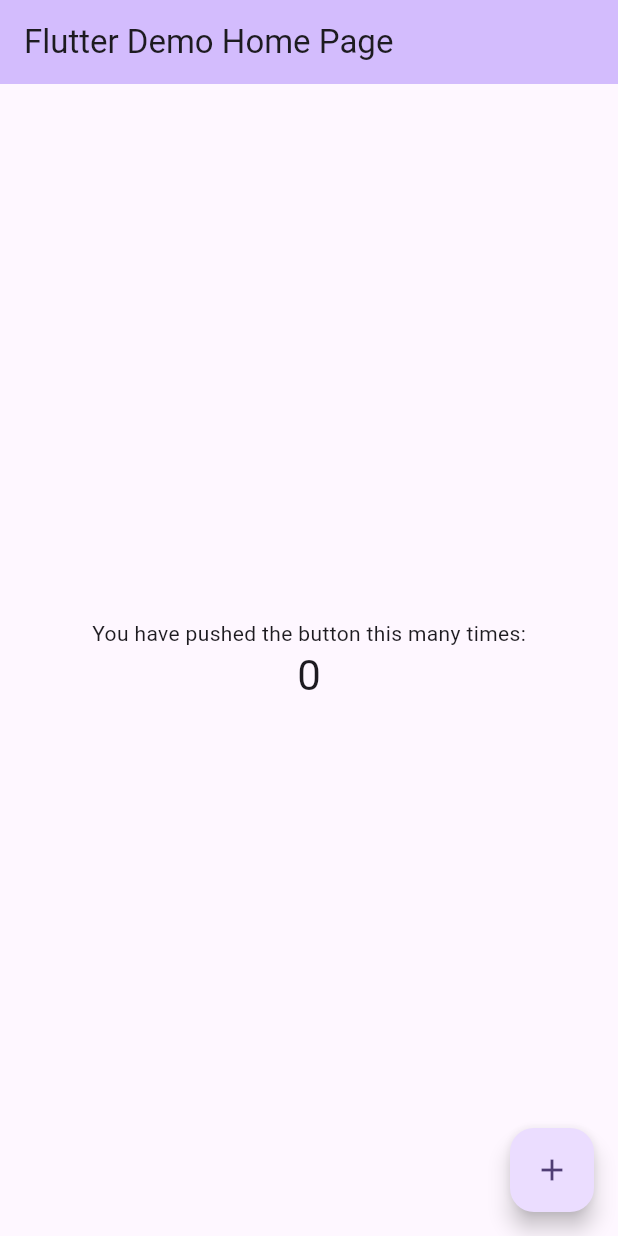
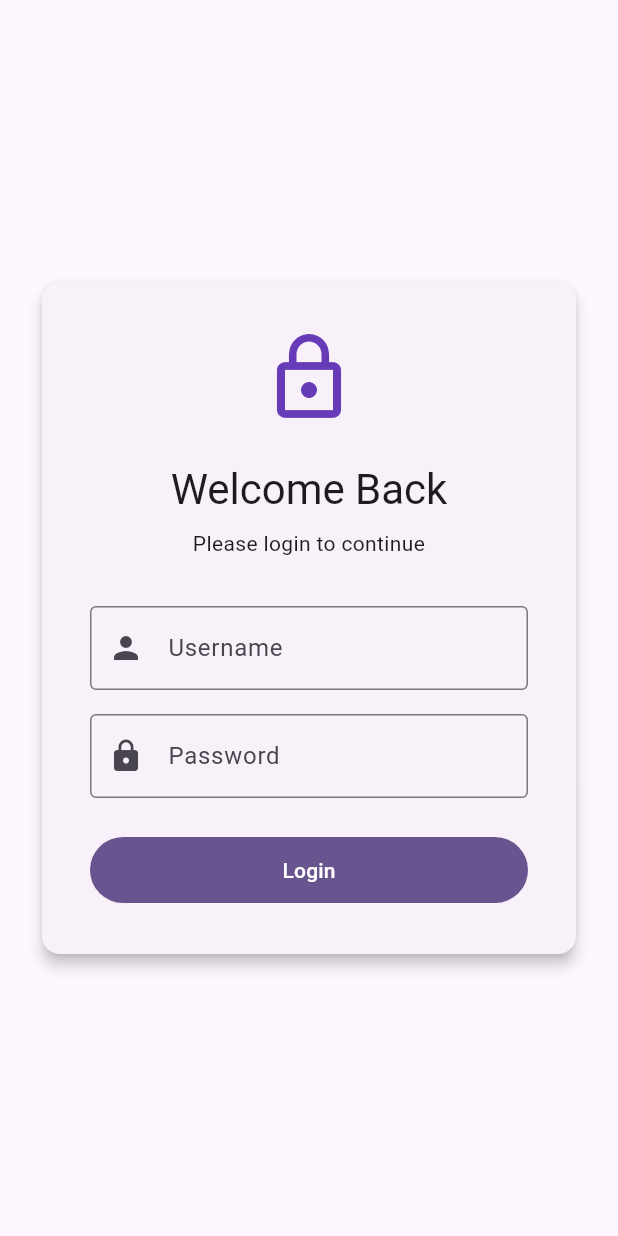
Before and after one commit to riflan-orea/orea-ui, a Flutter app: the screen it shows after launch, on a phone screen of 412 x 824 dp. Run offline on Flutter 3.47's test engine with Material 3 defaults, Android fonts, the phone set to English and light mode, and no system bars.

Commit message:
Add authentication with login page and dashboard
- Add provider package for state management
- Create AuthProvider for managing authentication state
- Implement login page with username and password fields
- Create dashboard page with user info and logout functionality
- Update main.dart to handle auth routing using Consumer
- Auto-redirect to dashboard on successful login
- Auto-redirect to login page on logout

```diff
--- a/lib/main.dart
+++ b/lib/main.dart
@@ -1,4 +1,8 @@
 import 'package:flutter/material.dart';
+import 'package:provider/provider.dart';
+import 'providers/auth_provider.dart';
+import 'pages/login_page.dart';
+import 'pages/dashboard_page.dart';
 
 void main() {
   runApp(const MyApp());
@@ -7,119 +11,27 @@ void main() {
 class MyApp extends StatelessWidget {
   const MyApp({super.key});
 
-  // This widget is the root of your application.
   @override
   Widget build(BuildContext context) {
-    return MaterialApp(
-      title: 'Flutter Demo',
-      theme: ThemeData(
-        // This is the theme of your application.
-        //
-        // TRY THIS: Try running your application with "flutter run". You'll see
-        // the application has a purple toolbar. Then, without quitting the app,
-        // try changing the seedColor in the colorScheme below to Colors.green
-        // and then invoke "hot reload" (save your changes or press the "hot
-        // reload" button in a Flutter-supported IDE, or press "r" if you used
-        // the command line to start the app).
-        //
-        // Notice that the counter didn't reset back to zero; the application
-        // state is not lost during the reload. To reset the state, use hot
-        // restart instead.
-        //
-        // This works for code too, not just values: Most code changes can be
-        // tested with just a hot reload.
-        colorScheme: ColorScheme.fromSeed(seedColor: Colors.deepPurple),
-        useMaterial3: true,
+    return ChangeNotifierProvider(
+      create: (_) => AuthProvider(),
+      child: MaterialApp(
+        title: 'Orea UI',
+        theme: ThemeData(
+          colorScheme: ColorScheme.fromSeed(seedColor: Colors.deepPurple),
+          useMaterial3: true,
+        ),
+        home: Consumer<AuthProvider>(
+          builder: (context, authProvider, _) {
+            // Redirect to dashboard if authenticated, otherwise show login
+            if (authProvider.isAuthenticated) {
+              return const DashboardPage();
+            } else {
+              return const LoginPage();
+            }
+          },
+        ),
       ),
-      home: const MyHomePage(title: 'Flutter Demo Home Page'),
     );
   }
 }
-
-class MyHomePage extends StatefulWidget {
-  const MyHomePage({super.key, required this.title});
-
-  // This widget is the home page of your application. It is stateful, meaning
-  // that it has a State object (defined below) that contains fields that affect
-  // how it looks.
-
-  // This class is the configuration for the state. It holds the values (in this
-  // case the title) provided by the parent (in this case the App widget) and
-  // used by the build method of the State. Fields in a Widget subclass are
-  // always marked "final".
-
-  final String title;
-
-  @override
-  State<MyHomePage> createState() => _MyHomePageState();
-}
-
-class _MyHomePageState extends State<MyHomePage> {
-  int _counter = 0;
-
-  void _incrementCounter() {
-    setState(() {
-      // This call to setState tells the Flutter framework that something has
-      // changed in this State, which causes it to rerun the build method below
-      // so that the display can reflect the updated values. If we changed
-      // _counter without calling setState(), then the build method would not be
-      // called again, and so nothing would appear to happen.
-      _counter++;
-    });
-  }
-
-  @override
-  Widget build(BuildContext context) {
-    // This method is rerun every time setState is called, for instance as done
-    // by the _incrementCounter method above.
-    //
-    // The Flutter framework has been optimized to make rerunning build methods
-    // fast, so that you can just rebuild anything that needs updating rather
-    // than having to individually change instances of widgets.
-    return Scaffold(
-      appBar: AppBar(
-        // TRY THIS: Try changing the color here to a specific color (to
-        // Colors.amber, perhaps?) and trigger a hot reload to see the AppBar
-        // change color while the other colors stay the same.
-        backgroundColor: Theme.of(context).colorScheme.inversePrimary,
-        // Here we take the value from the MyHomePage object that was created by
-        // the App.build method, and use it to set our appbar title.
-        title: Text(widget.title),
-      ),
-      body: Center(
-        // Center is a layout widget. It takes a single child and positions it
-        // in the middle of the parent.
-        child: Column(
-          // Column is also a layout widget. It takes a list of children and
-          // arranges them vertically. By default, it sizes itself to fit its
-          // children horizontally, and tries to be as tall as its parent.
-          //
-          // Column has various properties to control how it sizes itself and
-          // how it positions its children. Here we use mainAxisAlignment to
-          // center the children vertically; the main axis here is the vertical
-          // axis because Columns are vertical (the cross axis would be
-          // horizontal).
-          //
-          // TRY THIS: Invoke "debug painting" (choose the "Toggle Debug Paint"
-          // action in the IDE, or press "p" in the console), to see the
-          // wireframe for each widget.
-          mainAxisAlignment: MainAxisAlignment.center,
-          children: <Widget>[
-            const Text(
-              'You have pushed the button this many times:',
-            ),
-            Text(
-              '$_counter',
-              style: Theme.of(context).textTheme.headlineMedium,
-            ),
-          ],
-        ),
-      ),
-      floatingActionButton: FloatingActionButton(
-        onPressed: _incrementCounter,
-        tooltip: 'Increment',
-        child: const Icon(Icons.add),
-      ), // This trailing comma makes auto-formatting nicer for build methods.
-    );
-  }
-}
--- /dev/null
+++ b/lib/pages/login_page.dart
@@ -0,0 +1,160 @@
+import 'package:flutter/material.dart';
+import 'package:provider/provider.dart';
+import '../providers/auth_provider.dart';
+
+class LoginPage extends StatefulWidget {
+  const LoginPage({super.key});
+
+  @override
+  State<LoginPage> createState() => _LoginPageState();
+}
+
+class _LoginPageState extends State<LoginPage> {
+  final _formKey = GlobalKey<FormState>();
+  final _usernameController = TextEditingController();
+  final _passwordController = TextEditingController();
+  bool _isLoading = false;
+  String? _errorMessage;
+
+  @override
+  void dispose() {
+    _usernameController.dispose();
+    _passwordController.dispose();
+    super.dispose();
+  }
+
+  Future<void> _handleLogin() async {
+    if (_formKey.currentState!.validate()) {
+      setState(() {
+        _isLoading = true;
+        _errorMessage = null;
+      });
+
+      final authProvider = Provider.of<AuthProvider>(context, listen: false);
+      final success = await authProvider.login(
+        _usernameController.text,
+        _passwordController.text,
+      );
+
+      if (mounted) {
+        setState(() {
+          _isLoading = false;
+        });
+
+        if (success) {
+          // Navigation is handled by main.dart watching auth state
+        } else {
+          setState(() {
+            _errorMessage = 'Invalid username or password';
+          });
+        }
+      }
+    }
+  }
+
+  @override
+  Widget build(BuildContext context) {
+    return Scaffold(
+      body: Center(
+        child: SingleChildScrollView(
+          padding: const EdgeInsets.all(24.0),
+          child: ConstrainedBox(
+            constraints: const BoxConstraints(maxWidth: 400),
+            child: Card(
+              elevation: 4,
+              child: Padding(
+                padding: const EdgeInsets.all(32.0),
+                child: Form(
+                  key: _formKey,
+                  child: Column(
+                    mainAxisSize: MainAxisSize.min,
+                    crossAxisAlignment: CrossAxisAlignment.stretch,
+                    children: [
+                      const Icon(
+                        Icons.lock_outline,
+                        size: 64,
+                        color: Colors.deepPurple,
+                      ),
+                      const SizedBox(height: 24),
+                      Text(
+                        'Welcome Back',
+                        style: Theme.of(context).textTheme.headlineMedium,
+                        textAlign: TextAlign.center,
+                      ),
+                      const SizedBox(height: 8),
+                      Text(
+                        'Please login to continue',
+                        style: Theme.of(context).textTheme.bodyMedium,
+                        textAlign: TextAlign.center,
+                      ),
+                      const SizedBox(height: 32),
+                      TextFormField(
+                        controller: _usernameController,
+                        decoration: const InputDecoration(
+                          labelText: 'Username',
+                          prefixIcon: Icon(Icons.person),
+                          border: OutlineInputBorder(),
+                        ),
+                        validator: (value) {
+                          if (value == null || value.isEmpty) {
+                            return 'Please enter your username';
+                          }
+                          return null;
+                        },
+                        enabled: !_isLoading,
+                      ),
+                      const SizedBox(height: 16),
+                      TextFormField(
+                        controller: _passwordController,
+                        decoration: const InputDecoration(
+                          labelText: 'Password',
+                          prefixIcon: Icon(Icons.lock),
+                          border: OutlineInputBorder(),
+                        ),
+                        obscureText: true,
+                        validator: (value) {
+                          if (value == null || value.isEmpty) {
+                            return 'Please enter your password';
+                          }
+                          return null;
+                        },
+                        enabled: !_isLoading,
+                        onFieldSubmitted: (_) => _handleLogin(),
+                      ),
+                      if (_errorMessage != null) ...[
+                        const SizedBox(height: 16),
+                        Text(
+                          _errorMessage!,
+                          style: TextStyle(
+                            color: Theme.of(context).colorScheme.error,
+                          ),
+                          textAlign: TextAlign.center,
+                        ),
+                      ],
+                      const SizedBox(height: 24),
+                      FilledButton(
+                        onPressed: _isLoading ? null : _handleLogin,
+                        child: Padding(
+                          padding: const EdgeInsets.symmetric(vertical: 12.0),
+                          child: _isLoading
+                              ? const SizedBox(
+                                  height: 20,
+                                  width: 20,
+                                  child: CircularProgressIndicator(
+                                    strokeWidth: 2,
+                                  ),
+                                )
+                              : const Text('Login'),
+                        ),
+                      ),
+                    ],
+                  ),
+                ),
+              ),
+            ),
+          ),
+        ),
+      ),
+    );
+  }
+}
--- /dev/null
+++ b/lib/providers/auth_provider.dart
@@ -0,0 +1,30 @@
+import 'package:flutter/foundation.dart';
+
+class AuthProvider extends ChangeNotifier {
+  bool _isAuthenticated = false;
+  String? _username;
+
+  bool get isAuthenticated => _isAuthenticated;
+  String? get username => _username;
+
+  Future<bool> login(String username, String password) async {
+    // Simulate API call delay
+    await Future.delayed(const Duration(seconds: 1));
+
+    // Simple validation - in a real app, this would call an API
+    if (username.isNotEmpty && password.isNotEmpty) {
+      _isAuthenticated = true;
+      _username = username;
+      notifyListeners();
+      return true;
+    }
+
+    return false;
+  }
+
+  void logout() {
+    _isAuthenticated = false;
+    _username = null;
+    notifyListeners();
+  }
+}
--- a/pubspec.yaml
+++ b/pubspec.yaml
@@ -35,6 +35,7 @@ dependencies:
   # The following adds the Cupertino Icons font to your application.
   # Use with the CupertinoIcons class for iOS style icons.
   cupertino_icons: ^1.0.8
+  provider: ^6.1.1
 
 dev_dependencies:
   flutter_test:
```
Also changed, not shown: lib/pages/dashboard_page.dart (added, +94 -0 lines), pubspec.lock.
